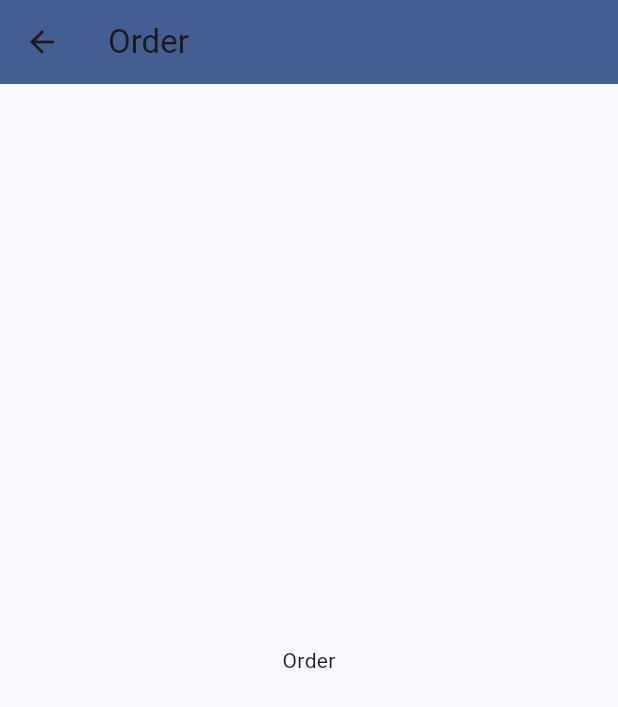
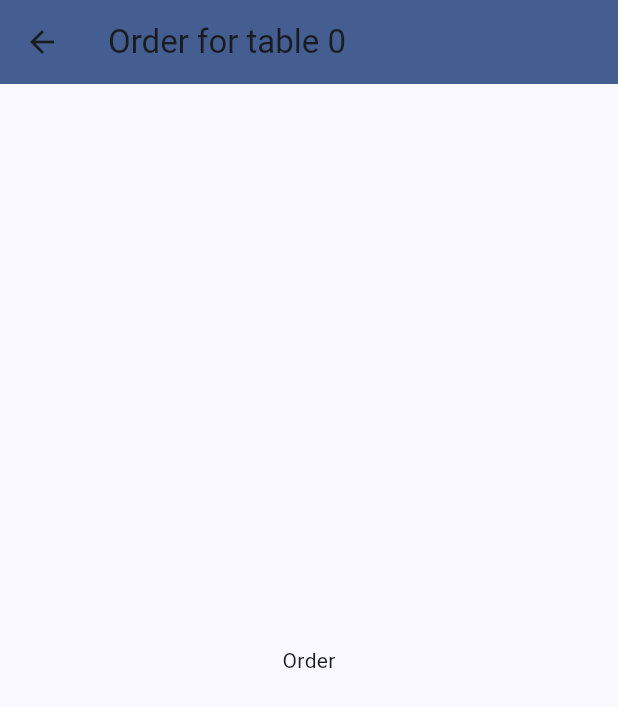
Before and after one commit to alexushkov82/order-app, a Flutter app: the screen it shows after launch, after a tap on "Go to the Order", on a phone screen of 412 x 824 dp. Shown: the top 707 px of the screen. Run offline on Flutter 3.47's test engine with Material 3 defaults, Android fonts, the phone set to English and light mode, and no system bars.

Commit message:
Create order for a specific table number function.

```diff
--- a/lib/pages/home_page.dart
+++ b/lib/pages/home_page.dart
@@ -9,6 +9,7 @@ class HomePage extends StatefulWidget {
 }
 
 class _HomePageState extends State<HomePage> {
+  final TextEditingController _controller = TextEditingController();
 
   @override
   Widget build(BuildContext context) {
@@ -18,18 +19,35 @@ class _HomePageState extends State<HomePage> {
         title: const Text('Tables'),
       ),
       body: Center(
-        child: Center(
-          child: ElevatedButton(
+        child: Column(
+          mainAxisAlignment: MainAxisAlignment.center,
+          children: [
+            SizedBox(
+              width: 180.0,
+              child: TextField(
+                controller: _controller,
+                keyboardType: TextInputType.number,
+                decoration: const InputDecoration(
+                  border: OutlineInputBorder(),
+                  labelText: 'Enter Table Number',
+                ),
+              ),
+            ),
+            const SizedBox(height: 20.0),
+            ElevatedButton(
               onPressed: () {
+                String input = _controller.text;
+                int tableNumber = int.tryParse(input) ?? 0;
                 Navigator.push(
                   context,
-                MaterialPageRoute(builder: (context) => const OrderPage()),
+                  MaterialPageRoute(builder: (context) => OrderPage(tableNumber: tableNumber)),
                 );
               },
               child: const Text('Go to the Order'),
             ),
+          ],
         ),
-      ),
+      )
     );
   }
 }
--- a/lib/pages/order_page.dart
+++ b/lib/pages/order_page.dart
@@ -1,7 +1,10 @@
 import 'package:flutter/material.dart';
 
 class OrderPage extends StatefulWidget {
-  const OrderPage({super.key});
+
+  const OrderPage({super.key, required this.tableNumber});
+
+  final int tableNumber;
 
   @override
   State<OrderPage> createState() => _OrderPageState();
@@ -14,7 +17,7 @@ class _OrderPageState extends State<OrderPage> {
     return Scaffold(
       appBar: AppBar(
         backgroundColor: Theme.of(context).colorScheme.primary,
-        title: const Text('Order'),
+        title: Text('Order for table ${widget.tableNumber}'),
       ),
       body: const Center(
         child: Text('Order'),
```
Lines whose indentation alone changed are shown as unchanged.
